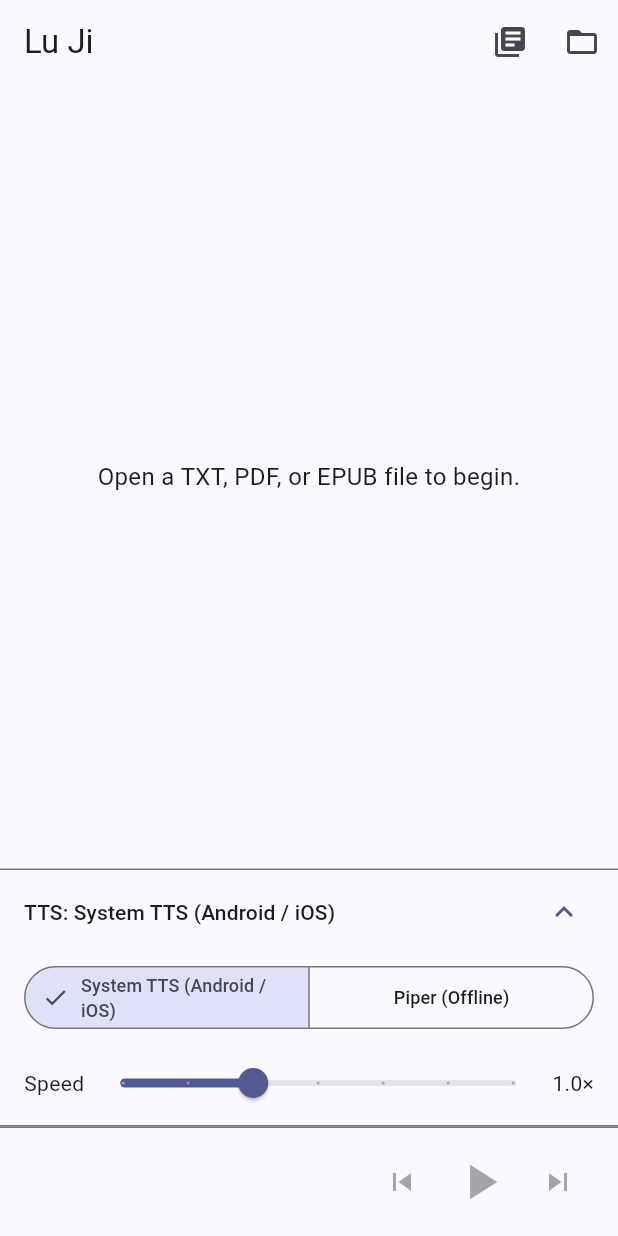
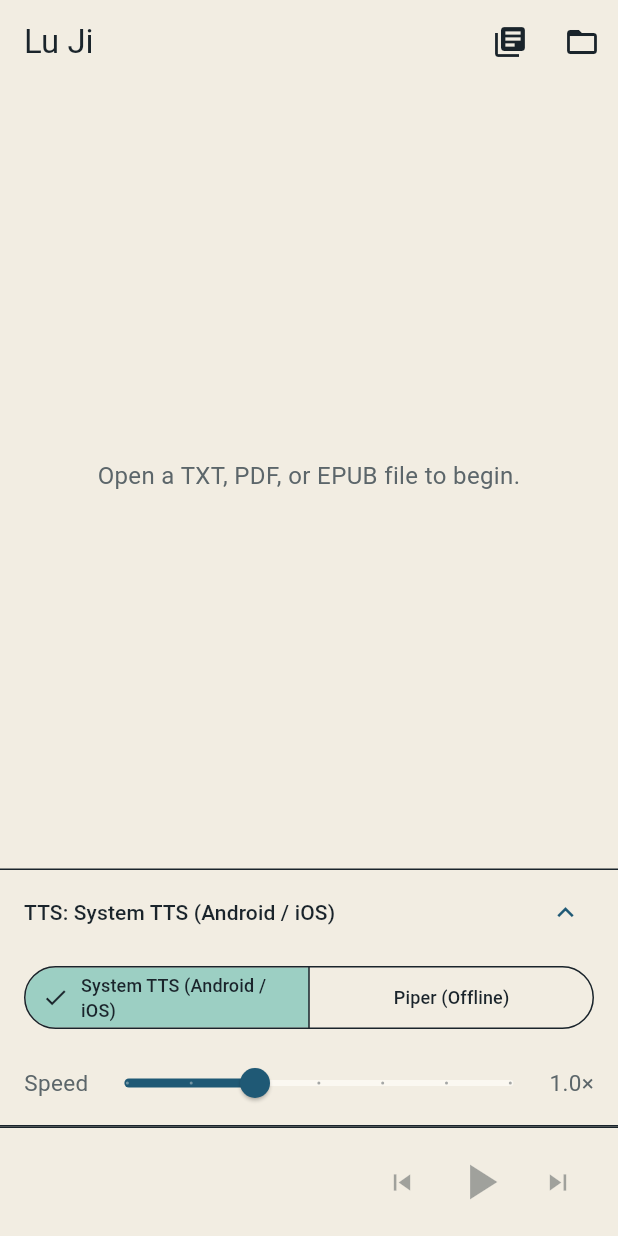
Before and after one commit to easpengren/hui_shi, a Flutter app: the screen it shows after launch, after a tap on an icon or button, on a phone screen of 412 x 824 dp. Run offline on Flutter 3.47's test engine with Material 3 defaults, Android fonts, the phone set to English and light mode, and no system bars; our stand-ins replace file_picker, flutter_tts, google_fonts, just_audio, shared_preferences; missing offline and left inert: audio_session, epubx, pdfrx, sherpa_onnx.

Commit message:
feat(theme): adopt the Four Books theme (rework phase 2a)
Port the Four Books design system into LuJi — parchment/ink/prussian palette,
Zen Kaku Gothic Antique type, paper cards, sepia-leaning light + deep-navy dark
themes — and apply it app-wide (added google_fonts). Removes the default counter
boilerplate. The shared Four Books look across all the apps starts here.

Co-Authored-By: Claude Opus 4.8 <noreply@anthropic.com>

```diff
--- a/lib/main.dart
+++ b/lib/main.dart
@@ -3,6 +3,7 @@ import 'package:provider/provider.dart';
 import 'screens/library_screen.dart';
 import 'screens/reader_screen.dart';
 import 'state/reader_state.dart';
+import 'theme/app_theme.dart';
 
 void main() {
   WidgetsFlutterBinding.ensureInitialized();
@@ -21,17 +22,8 @@ class LuJiApp extends StatelessWidget {
   Widget build(BuildContext context) {
     return MaterialApp(
       title: 'Lu Ji',
-      theme: ThemeData(
-        colorScheme: ColorScheme.fromSeed(seedColor: Colors.indigo),
-        useMaterial3: true,
-      ),
-      darkTheme: ThemeData(
-        colorScheme: ColorScheme.fromSeed(
-          seedColor: Colors.indigo,
-          brightness: Brightness.dark,
-        ),
-        useMaterial3: true,
-      ),
+      theme: AppTheme.light,
+      darkTheme: AppTheme.dark,
       themeMode: ThemeMode.system,
       initialRoute: '/',
       routes: {
@@ -41,89 +33,3 @@ class LuJiApp extends StatelessWidget {
     );
   }
 }
-
-class MyHomePage extends StatefulWidget {
-  const MyHomePage({super.key, required this.title});
-
-  // This widget is the home page of your application. It is stateful, meaning
-  // that it has a State object (defined below) that contains fields that affect
-  // how it looks.
-
-  // This class is the configuration for the state. It holds the values (in this
-  // case the title) provided by the parent (in this case the App widget) and
-  // used by the build method of the State. Fields in a Widget subclass are
-  // always marked "final".
-
-  final String title;
-
-  @override
-  State<MyHomePage> createState() => _MyHomePageState();
-}
-
-class _MyHomePageState extends State<MyHomePage> {
-  int _counter = 0;
-
-  void _incrementCounter() {
-    setState(() {
-      // This call to setState tells the Flutter framework that something has
-      // changed in this State, which causes it to rerun the build method below
-      // so that the display can reflect the updated values. If we changed
-      // _counter without calling setState(), then the build method would not be
-      // called again, and so nothing would appear to happen.
-      _counter++;
-    });
-  }
-
-  @override
-  Widget build(BuildContext context) {
-    // This method is rerun every time setState is called, for instance as done
-    // by the _incrementCounter method above.
-    //
-    // The Flutter framework has been optimized to make rerunning build methods
-    // fast, so that you can just rebuild anything that needs updating rather
-    // than having to individually change instances of widgets.
-    return Scaffold(
-      appBar: AppBar(
-        // TRY THIS: Try changing the color here to a specific color (to
-        // Colors.amber, perhaps?) and trigger a hot reload to see the AppBar
-        // change color while the other colors stay the same.
-        backgroundColor: Theme.of(context).colorScheme.inversePrimary,
-        // Here we take the value from the MyHomePage object that was created by
-        // the App.build method, and use it to set our appbar title.
-        title: Text(widget.title),
-      ),
-      body: Center(
-        // Center is a layout widget. It takes a single child and positions it
-        // in the middle of the parent.
-        child: Column(
-          // Column is also a layout widget. It takes a list of children and
-          // arranges them vertically. By default, it sizes itself to fit its
-          // children horizontally, and tries to be as tall as its parent.
-          //
-          // Column has various properties to control how it sizes itself and
-          // how it positions its children. Here we use mainAxisAlignment to
-          // center the children vertically; the main axis here is the vertical
-          // axis because Columns are vertical (the cross axis would be
-          // horizontal).
-          //
-          // TRY THIS: Invoke "debug painting" (choose the "Toggle Debug Paint"
-          // action in the IDE, or press "p" in the console), to see the
-          // wireframe for each widget.
-          mainAxisAlignment: .center,
-          children: [
-            const Text('You have pushed the button this many times:'),
-            Text(
-              '$_counter',
-              style: Theme.of(context).textTheme.headlineMedium,
-            ),
-          ],
-        ),
-      ),
-      floatingActionButton: FloatingActionButton(
-        onPressed: _incrementCounter,
-        tooltip: 'Increment',
-        child: const Icon(Icons.add),
-      ),
-    );
-  }
-}
--- /dev/null
+++ b/lib/theme/app_theme.dart
@@ -0,0 +1,341 @@
+import 'package:flutter/material.dart';
+import 'package:google_fonts/google_fonts.dart';
+
+/// Legge uses a calm, scholarly palette.
+///
+/// Light — parchment cream background, deep ink text, muted gold accent.
+/// Dark  — deep navy background, warm off-white text, muted gold accent.
+class AppTheme {
+  static const _ink = Color(0xFF1A242B);
+  static const _prussian = Color(0xFF1F5975);
+  static const _celadon = Color(0xFF9CCFC3);
+  static const _cinnabar = Color(0xFFC04A2A);
+  static const _paper = Color(0xFFF2EDE2);
+  static const _paperBright = Color(0xFFFBF8F1);
+  static const _paperLine = Color(0xFFC7BCAB);
+  static const _muted = Color(0xFF5C666A);
+  static const _night = Color(0xFF11181C);
+  static const _nightSurface = Color(0xFF182126);
+  static const _errorRed = Color(0xFFD24A3A);
+
+  // ── Light theme ─────────────────────────────────────────────────────────────
+
+  static ThemeData get light {
+    final globalFontFamily = GoogleFonts.zenKakuGothicAntique().fontFamily;
+
+    const colorScheme = ColorScheme(
+      brightness: Brightness.light,
+      primary: _prussian,
+      onPrimary: _paperBright,
+      secondary: _celadon,
+      onSecondary: _ink,
+      error: _errorRed,
+      onError: Colors.white,
+      surface: _paperBright,
+      onSurface: _ink,
+    );
+
+    final base = ThemeData(
+      useMaterial3: true,
+      colorScheme: colorScheme,
+      scaffoldBackgroundColor: _paper,
+    );
+
+    final textTheme = TextTheme(
+      displaySmall: GoogleFonts.zenKakuGothicAntique(
+        fontSize: 30,
+        fontWeight: FontWeight.w700,
+        color: _ink,
+        height: 1.15,
+      ),
+      headlineMedium: GoogleFonts.zenKakuGothicAntique(
+        fontSize: 24,
+        fontWeight: FontWeight.w700,
+        color: _ink,
+        height: 1.2,
+      ),
+      headlineSmall: GoogleFonts.zenKakuGothicAntique(
+        fontSize: 19,
+        fontWeight: FontWeight.w700,
+        color: _ink,
+        height: 1.3,
+      ),
+      titleMedium: GoogleFonts.zenKakuGothicAntique(
+        fontSize: 16,
+        fontWeight: FontWeight.w700,
+        color: _ink,
+      ),
+      titleSmall: GoogleFonts.zenKakuGothicAntique(
+        fontSize: 13,
+        fontWeight: FontWeight.w500,
+        color: _muted,
+        letterSpacing: 0.5,
+      ),
+      bodyLarge: GoogleFonts.zenKakuGothicAntique(
+        fontSize: 18,
+        color: _ink,
+        height: 1.65,
+      ),
+      bodyMedium: GoogleFonts.zenKakuGothicAntique(
+        fontSize: 15,
+        color: _muted,
+        height: 1.6,
+      ),
+      bodySmall: GoogleFonts.zenKakuGothicAntique(
+        fontSize: 12,
+        fontWeight: FontWeight.w500,
+        color: _prussian,
+        letterSpacing: 0.6,
+      ),
+      labelMedium: GoogleFonts.zenKakuGothicAntique(
+        fontSize: 12,
+        fontWeight: FontWeight.w700,
+        letterSpacing: 1.1,
+        color: _ink,
+      ),
+    );
+
+    return ThemeData(
+      useMaterial3: true,
+      colorScheme: colorScheme,
+      fontFamily: globalFontFamily,
+      scaffoldBackgroundColor: _paper,
+      textTheme: textTheme,
+      primaryTextTheme: textTheme,
+      appBarTheme: const AppBarTheme(
+        backgroundColor: _paper,
+        foregroundColor: _ink,
+        elevation: 0,
+        scrolledUnderElevation: 0,
+        centerTitle: false,
+      ),
+      cardTheme: CardThemeData(
+        color: _paperBright,
+        elevation: 0,
+        margin: EdgeInsets.zero,
+        shape: RoundedRectangleBorder(
+          borderRadius: BorderRadius.circular(10),
+          side: const BorderSide(color: _paperLine, width: 1),
+        ),
+      ),
+      dividerTheme: const DividerThemeData(color: _paperLine, space: 1),
+      iconTheme: const IconThemeData(color: _ink, size: 22),
+      inputDecorationTheme: InputDecorationTheme(
+        filled: true,
+        fillColor: _paperBright,
+        border: OutlineInputBorder(
+          borderRadius: BorderRadius.circular(8),
+          borderSide: const BorderSide(color: _paperLine),
+        ),
+        enabledBorder: OutlineInputBorder(
+          borderRadius: BorderRadius.circular(8),
+          borderSide: const BorderSide(color: _paperLine),
+        ),
+        focusedBorder: OutlineInputBorder(
+          borderRadius: BorderRadius.circular(8),
+          borderSide: const BorderSide(color: _prussian, width: 1.4),
+        ),
+      ),
+      chipTheme: ChipThemeData(
+        backgroundColor: _paper,
+        side: const BorderSide(color: _paperLine),
+        labelStyle: GoogleFonts.zenKakuGothicAntique(
+          fontSize: 11,
+          fontWeight: FontWeight.w500,
+          color: _muted,
+        ),
+        padding: const EdgeInsets.symmetric(horizontal: 8, vertical: 2),
+        shape: RoundedRectangleBorder(borderRadius: BorderRadius.circular(4)),
+      ),
+      floatingActionButtonTheme: const FloatingActionButtonThemeData(
+        backgroundColor: _cinnabar,
+        foregroundColor: _paperBright,
+      ),
+      elevatedButtonTheme: ElevatedButtonThemeData(
+        style: ElevatedButton.styleFrom(
+          backgroundColor: _cinnabar,
+          foregroundColor: _paperBright,
+          textStyle: GoogleFonts.zenKakuGothicAntique(
+            fontSize: 17,
+            fontWeight: FontWeight.w700,
+          ),
+          shape: RoundedRectangleBorder(
+            borderRadius: BorderRadius.circular(10),
+          ),
+          padding: const EdgeInsets.symmetric(horizontal: 20, vertical: 14),
+        ),
+      ),
+      textButtonTheme: TextButtonThemeData(
+        style: TextButton.styleFrom(
+          foregroundColor: _cinnabar,
+          textStyle: GoogleFonts.zenKakuGothicAntique(
+            letterSpacing: 0.8,
+            fontWeight: FontWeight.w700,
+          ),
+        ),
+      ),
+      switchTheme: SwitchThemeData(
+        thumbColor: WidgetStateProperty.resolveWith(
+          (states) =>
+              states.contains(WidgetState.selected) ? _cinnabar : _paperLine,
+        ),
+        trackColor: WidgetStateProperty.resolveWith(
+          (states) => states.contains(WidgetState.selected)
+              ? _cinnabar.withValues(alpha: 0.35)
+              : _paperLine.withValues(alpha: 0.5),
+        ),
+      ),
+      textSelectionTheme: const TextSelectionThemeData(cursorColor: _prussian),
+      extensions: base.extensions.values,
+    );
+  }
+
+  // ── Dark theme ──────────────────────────────────────────────────────────────
+
+  static ThemeData get dark {
+    final globalFontFamily = GoogleFonts.zenKakuGothicAntique().fontFamily;
+
+    const colorScheme = ColorScheme(
+      brightness: Brightness.dark,
+      primary: _celadon,
+      onPrimary: _night,
+      secondary: _prussian,
+      onSecondary: _paperBright,
+      error: Color(0xFFEF5350),
+      onError: _night,
+      surface: _nightSurface,
+      onSurface: _paperBright,
+    );
+
+    final textTheme = TextTheme(
+      displaySmall: GoogleFonts.zenKakuGothicAntique(
+        fontSize: 30,
+        fontWeight: FontWeight.w700,
+        color: _paperBright,
+        height: 1.15,
+      ),
+      headlineMedium: GoogleFonts.zenKakuGothicAntique(
+        fontSize: 24,
+        fontWeight: FontWeight.w700,
+        color: _paperBright,
+        height: 1.2,
+      ),
+      headlineSmall: GoogleFonts.zenKakuGothicAntique(
+        fontSize: 19,
+        fontWeight: FontWeight.w700,
+        color: _paperBright,
+        height: 1.3,
+      ),
+      titleMedium: GoogleFonts.zenKakuGothicAntique(
+        fontSize: 16,
+        fontWeight: FontWeight.w700,
+        color: _paperBright,
+      ),
+      titleSmall: GoogleFonts.zenKakuGothicAntique(
+        fontSize: 13,
+        fontWeight: FontWeight.w500,
+        color: const Color(0xFF9AA6A8),
+        letterSpacing: 0.5,
+      ),
+      bodyLarge: GoogleFonts.zenKakuGothicAntique(
+        fontSize: 18,
+        color: _paperBright,
+        height: 1.65,
+      ),
+      bodyMedium: GoogleFonts.zenKakuGothicAntique(
+        fontSize: 15,
+        color: const Color(0xFFB4C1C2),
+        height: 1.6,
+      ),
+      bodySmall: GoogleFonts.zenKakuGothicAntique(
+        fontSize: 12,
+        fontWeight: FontWeight.w500,
+        color: _celadon,
+        letterSpacing: 0.6,
+      ),
+      labelMedium: GoogleFonts.zenKakuGothicAntique(
+        fontSize: 12,
+        fontWeight: FontWeight.w700,
+        letterSpacing: 1.1,
+        color: _paperBright,
+      ),
+    );
+
+    return ThemeData(
+      useMaterial3: true,
+      colorScheme: colorScheme,
+      fontFamily: globalFontFamily,
+      scaffoldBackgroundColor: _night,
+      textTheme: textTheme,
+      primaryTextTheme: textTheme,
+      appBarTheme: const AppBarTheme(
+        backgroundColor: _night,
+        foregroundColor: _paperBright,
+        elevation: 0,
+        scrolledUnderElevation: 0,
+        centerTitle: false,
+      ),
+      cardTheme: CardThemeData(
+        color: _nightSurface,
+        elevation: 0,
+        margin: EdgeInsets.zero,
+        shape: RoundedRectangleBorder(
+          borderRadius: BorderRadius.circular(10),
+          side: const BorderSide(color: Color(0xFF344548), width: 1),
+        ),
+      ),
+      dividerTheme: const DividerThemeData(color: Color(0xFF344548), space: 1),
+      iconTheme: const IconThemeData(color: _paperBright, size: 22),
+      chipTheme: ChipThemeData(
+        backgroundColor: _nightSurface,
+        side: const BorderSide(color: Color(0xFF344548)),
+        labelStyle: GoogleFonts.zenKakuGothicAntique(
+          fontSize: 11,
+          fontWeight: FontWeight.w500,
+          color: const Color(0xFFB4C1C2),
+        ),
+        padding: const EdgeInsets.symmetric(horizontal: 8, vertical: 2),
+        shape: RoundedRectangleBorder(borderRadius: BorderRadius.circular(4)),
+      ),
+      floatingActionButtonTheme: const FloatingActionButtonThemeData(
+        backgroundColor: _cinnabar,
+        foregroundColor: _paperBright,
+      ),
+      elevatedButtonTheme: ElevatedButtonThemeData(
+        style: ElevatedButton.styleFrom(
+          backgroundColor: _cinnabar,
+          foregroundColor: _paperBright,
+          textStyle: GoogleFonts.zenKakuGothicAntique(
+            fontSize: 17,
+            fontWeight: FontWeight.w700,
+          ),
+          shape: RoundedRectangleBorder(
+            borderRadius: BorderRadius.circular(10),
+          ),
+          padding: const EdgeInsets.symmetric(horizontal: 20, vertical: 14),
+        ),
+      ),
+      textButtonTheme: TextButtonThemeData(
+        style: TextButton.styleFrom(
+          foregroundColor: const Color(0xFFE66B4A),
+          textStyle: GoogleFonts.zenKakuGothicAntique(
+            letterSpacing: 0.8,
+            fontWeight: FontWeight.w700,
+          ),
+        ),
+      ),
+      switchTheme: SwitchThemeData(
+        thumbColor: WidgetStateProperty.resolveWith(
+          (states) => states.contains(WidgetState.selected)
+              ? _cinnabar
+              : const Color(0xFF5B6769),
+        ),
+        trackColor: WidgetStateProperty.resolveWith(
+          (states) => states.contains(WidgetState.selected)
+              ? _cinnabar.withValues(alpha: 0.35)
+              : const Color(0xFF344548),
+        ),
+      ),
+    );
+  }
+}
--- a/pubspec.yaml
+++ b/pubspec.yaml
@@ -39,6 +39,7 @@ dependencies:
 
   cupertino_icons: ^1.0.8
   pdfrx: ^1.3.5
+  google_fonts: ^8.1.0
 
 dev_dependencies:
   flutter_test:
```
Also changed, not shown: pubspec.lock.
